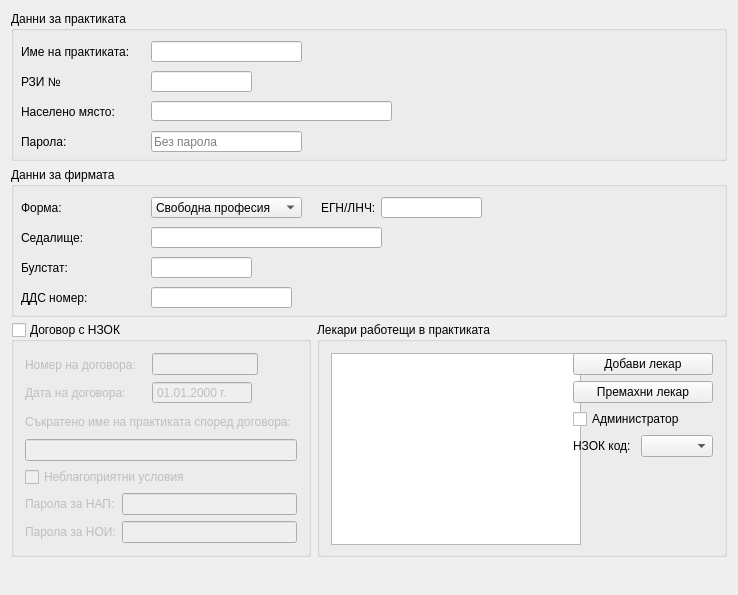
thefinalcutbg/DinoDent, file src/View/Widgets/PracticeSettings.ui: the form before one commit.
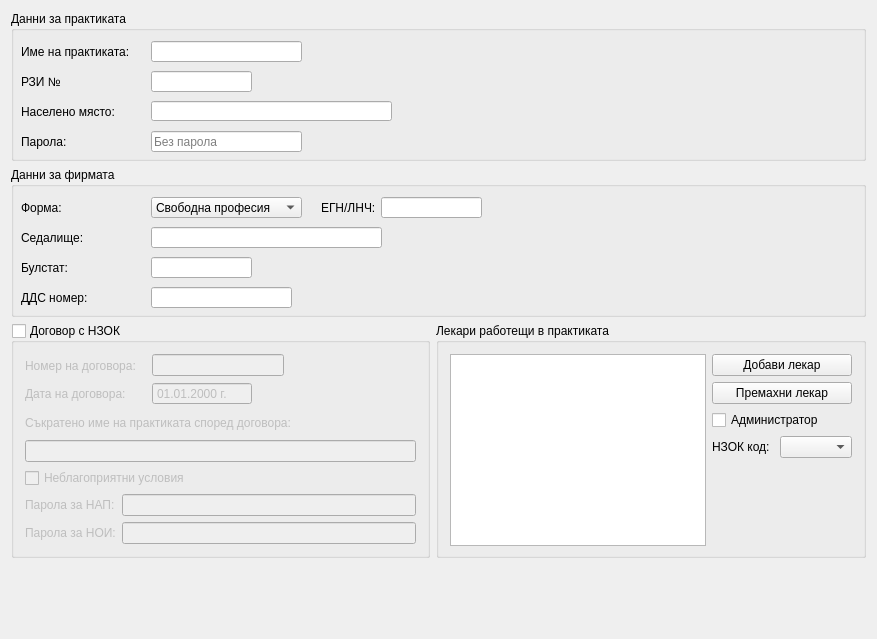
The form after the commit. Custom widgets are drawn as their Qt base class.

Patch:
```diff
--- a/src/View/Widgets/PracticeSettings.ui
+++ b/src/View/Widgets/PracticeSettings.ui
@@ -6,14 +6,14 @@
    <rect>
     <x>0</x>
     <y>0</y>
-    <width>738</width>
-    <height>595</height>
+    <width>877</width>
+    <height>639</height>
    </rect>
   </property>
   <property name="minimumSize">
    <size>
-    <width>738</width>
-    <height>595</height>
+    <width>877</width>
+    <height>639</height>
    </size>
   </property>
   <property name="windowTitle">
```
Left out of the diff: 2 changed lines with no effect on the pictures.
